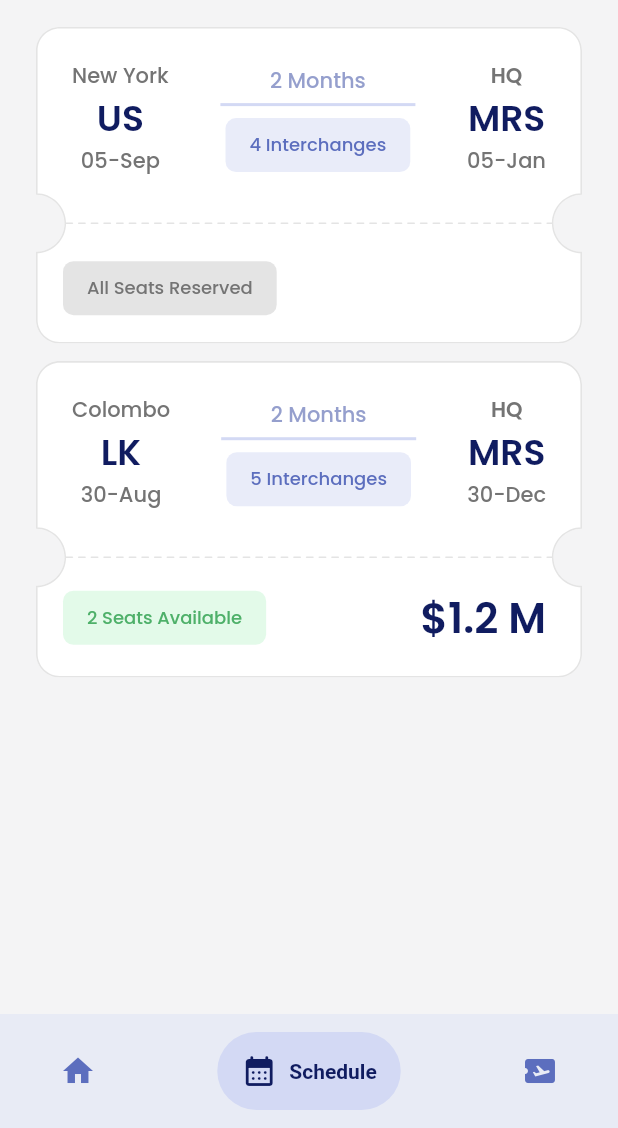
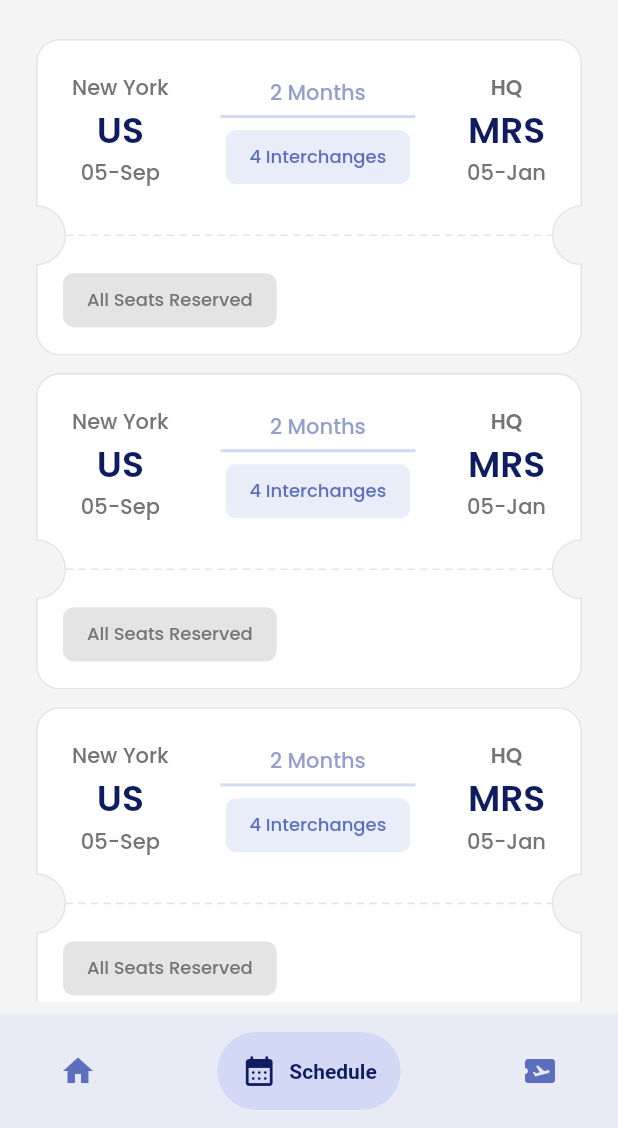
Before and after one commit to vishva-kalhara/TechWizards_Spacia, a Flutter app: the TabsScreen screen opened by its route, item 2 of the bottom bar chosen, on a phone screen of 412 x 824 dp, the part 108-1236 px from its top. Run offline on Flutter 3.47's test engine with Material 2 defaults, Android fonts, the phone set to English and light mode, and no system bars; drawn by our look-alikes of google_nav_bar; our stand-ins replace flutter_svg, google_fonts.

Commit message:
BUG Fixed ✅

```diff
--- a/lib/data/dummy_data.dart
+++ b/lib/data/dummy_data.dart
@@ -14,4 +14,16 @@ final dummyData = [
     isMine: false,
     inputText: 3,
   ),
+  TicketModel(
+    fromMain: "LK",
+    fromSub: "Colombo",
+    fromDate: "30-Aug",
+    toMain: "MRS",
+    toSub: "HQ",
+    toDate: "30-Dec",
+    interchanges: 5,
+    isSeatAvailable: true,
+    isMine: true,
+    inputText: 1,
+  )
 ];
--- a/lib/screens/home.dart
+++ b/lib/screens/home.dart
@@ -4,6 +4,7 @@ import 'package:spacia/app_style.dart';
 import 'package:spacia/widgets/templates/card_home.dart';
 // import 'package:flutter_svg/flutter_svg.dart';
 import 'package:spacia/widgets/templates/search.dart';
+import 'package:spacia/widgets/templates/top_nav.dart';
 // import 'package:spacia/widgets/templates/top_nav.dart';
 // import 'package:spacia/widgets/templates/bottom_nav.dart';
 
@@ -13,7 +14,8 @@ class HomePage extends StatelessWidget {
   // void _selectPage(int index) {
   @override
   Widget build(BuildContext context) {
-    return Padding(
+    return SingleChildScrollView(
+      child: Padding(
         padding: const EdgeInsets.all(24),
         child: Column(
           mainAxisSize: MainAxisSize.max,
@@ -56,6 +58,7 @@ class HomePage extends StatelessWidget {
             ),
           ],
         ),
+      ),
     );
   }
 }
--- a/lib/screens/schedules.dart
+++ b/lib/screens/schedules.dart
@@ -12,11 +12,11 @@ class SchedulesScreen extends StatelessWidget {
   Widget build(BuildContext context) {
     return Padding(
       padding: const EdgeInsets.symmetric(horizontal: 24, vertical: 8),
-      child: Column(
-        mainAxisSize: MainAxisSize.max,
-        mainAxisAlignment: MainAxisAlignment.start,
-        children: [
-          InkWell(
+      child: ListView.builder(
+          padding: const EdgeInsets.only(top: 8),
+          itemCount: 5,
+          itemBuilder: (context, index) {
+            return InkWell(
               onTap: () {
                 Navigator.pushNamed(context, route.travelDetails);
               },
@@ -32,26 +32,8 @@ class SchedulesScreen extends StatelessWidget {
                 isMine: false,
                 inputText: 3,
               ),
-          ),
-          InkWell(
-            onTap: () {
-              Navigator.pushNamed(context, route.travelDetails);
-            },
-            child: const Ticket(
-              fromMain: "LK",
-              fromSub: "Colombo",
-              fromDate: "30-Aug",
-              toMain: "MRS",
-              toSub: "HQ",
-              toDate: "30-Dec",
-              interchanges: 5,
-              isSeatAvailable: true,
-              isMine: false,
-              inputText: 2,
-            ),
-          ),
-        ],
-      ),
+            );
+          }),
     );
   }
 }
--- a/lib/screens/tabs.dart
+++ b/lib/screens/tabs.dart
@@ -1,9 +1,11 @@
 import 'package:flutter/material.dart';
+import 'package:flutter_svg/flutter_svg.dart';
 import 'package:google_nav_bar/google_nav_bar.dart';
 import 'package:spacia/app_style.dart';
 import 'package:spacia/screens/home.dart';
 import 'package:spacia/screens/my_tickets.dart';
 import 'package:spacia/screens/schedules.dart';
+import 'package:spacia/size_config.dart';
 // import 'package:spacia/widgets/templates/bottom_nav.dart';
 import 'package:spacia/widgets/templates/top_nav.dart';
 // import 'package:spacia/widgets/templates/search.dart';
@@ -18,6 +20,7 @@ class TabsScreen extends StatefulWidget {
 
 class _TabsScreenState extends State<TabsScreen> {
   Widget content = const HomePage();
+
   @override
   void initState() {
     super.initState();
@@ -44,22 +47,38 @@ class _TabsScreenState extends State<TabsScreen> {
 
   @override
   Widget build(BuildContext context) {
+    SizeConfig().init(context);
     return Scaffold(
       backgroundColor: kContainer,
-      body: Column(
-        // mainAxisAlignment: MainAxisAlignment.spaceBetween,
-        children: [
-          const TopNavBar(),
-          Expanded(
-            child: SingleChildScrollView(
-              child: Container(
-                decoration: const BoxDecoration(color: kContainer),
-                child: content,
-              ),
-            ),
-          ),
-        ],
+      // appBar: AppBar(
+      //   title: SvgPicture.asset("assets/logoDark.svg"),
+      // ),
+      body: Container(
+        decoration: const BoxDecoration(color: kContainer),
+        child: Column(
+          children: [
+            const TopNavBar(),
+            Expanded(child: content),
+          ],
+        ),
       ),
+      // body: SizedBox(
+      //   height: SizeConfig.blockSizeVertical! * 60,
+      //   child: ListView(
+      //     // mainAxisAlignment: MainAxisAlignment.spaceBetween,
+      //     children: [
+      //       const TopNavBar(),
+      //       Expanded(
+      //         child: SingleChildScrollView(
+      //           child: Container(
+      //             decoration: const BoxDecoration(color: kContainer),
+      //             child: content,
+      //           ),
+      //         ),
+      //       ),
+      //     ],
+      //   ),
+      // ),
       bottomNavigationBar: GNav(
         tabMargin: const EdgeInsets.symmetric(horizontal: 24, vertical: 12),
         padding: const EdgeInsets.symmetric(horizontal: 16, vertical: 14),
```
Also changed, not shown: lib/app_style.dart (line endings or trailing spaces), 1 other file. Lines whose indentation alone changed are shown as unchanged.
